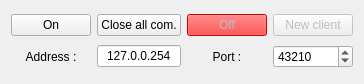
First picture: the form in 11-TestsDetecterLecteurs/Actuel/mainwindow.ui, repository BriceJamin/BriceJamin-ProjetSuPer, before the edit.
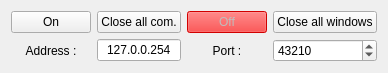
Second picture: the form after the edit.

Commit message: 11. [Fix] Bouton close all windows.

What changed in the file:
```diff
--- a/11-TestsDetecterLecteurs/Actuel/mainwindow.ui
+++ b/11-TestsDetecterLecteurs/Actuel/mainwindow.ui
@@ -6,8 +6,8 @@
    <rect>
     <x>0</x>
     <y>0</y>
-    <width>356</width>
-    <height>84</height>
+    <width>365</width>
+    <height>64</height>
    </rect>
   </property>
   <property name="windowTitle">
@@ -45,10 +45,10 @@
     <item row="0" column="3">
      <widget class="QPushButton" name="newClientPushButton">
       <property name="enabled">
-       <bool>false</bool>
+       <bool>true</bool>
       </property>
       <property name="text">
-       <string>New client</string>
+       <string>Close all windows</string>
       </property>
      </widget>
     </item>
```
Left out of the diff: 2 changed lines with no effect on the pictures. The commit also changes 1 other file.
